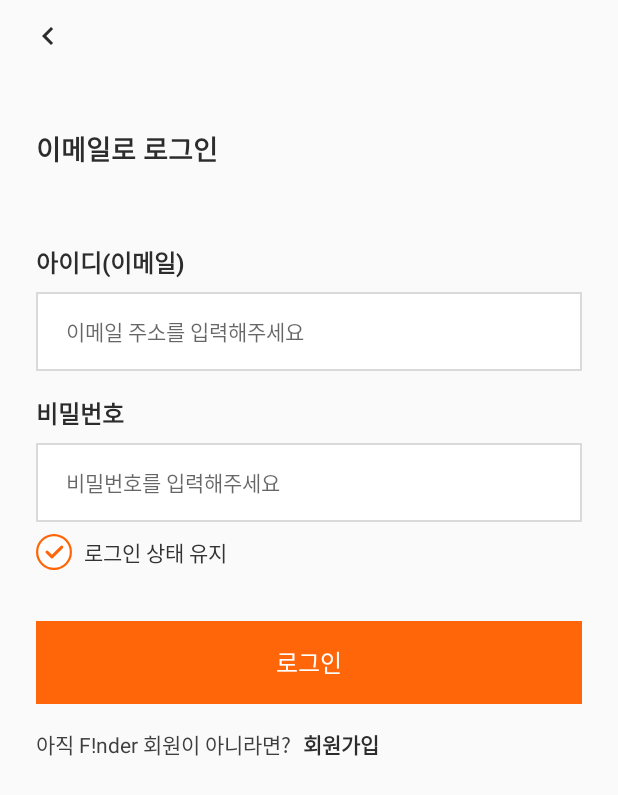
After one commit to finder-dev/finder_android, an Android app built with Jetpack Compose: the layout fragment_email_login.xml on its own in the app's theme, with its tools: preview values and no code run, on a phone screen of 412 x 824 dp. The commit adds this screen. Shown: the top 795 px of the screen. Run offline under Robolectric (Android 15) with nearby library versions, the phone set to English and light mode, and no system bars.

Commit message:
이메일 로그인 UI 리소스 추가
이메일 로그인 화면 layout resource 추가

```diff
--- /dev/null
+++ b/app/src/main/res/drawable/bg_main_color_focus_stroke.xml
@@ -0,0 +1,24 @@
+<?xml version="1.0" encoding="utf-8"?>
+<selector xmlns:android="http://schemas.android.com/apk/res/android">
+    <item android:state_focused="true">
+        <shape android:shape="rectangle">
+            <solid android:color="#ffffff" />
+            <stroke android:width="1dp" android:color="@color/mainColor" />
+
+        </shape>
+    </item>
+    <item android:state_selected="true">
+        <shape android:shape="rectangle">
+            <solid android:color="#ffffff" />
+            <stroke android:width="1dp" android:color="@color/mainColor" />
+<!--            <corners android:radius="5dp" />-->
+        </shape>
+    </item>
+    <item>
+        <shape android:shape="rectangle">
+            <solid android:color="#ffffff" />
+            <stroke android:width="1dp" android:color="@color/gainsboro" />
+<!--            <corners android:radius="5dp" />-->
+        </shape>
+    </item>
+</selector>
--- /dev/null
+++ b/app/src/main/res/drawable/ic_back_button_arrow.xml
@@ -0,0 +1,9 @@
+<vector xmlns:android="http://schemas.android.com/apk/res/android"
+    android:width="24dp"
+    android:height="24dp"
+    android:viewportWidth="24"
+    android:viewportHeight="24">
+  <path
+      android:pathData="M15.41,16.59L10.83,12L15.41,7.41L14,6L8,12L14,18L15.41,16.59Z"
+      android:fillColor="#2C2C2C"/>
+</vector>
--- /dev/null
+++ b/app/src/main/res/drawable/ic_check_button.xml
@@ -0,0 +1,18 @@
+<vector xmlns:android="http://schemas.android.com/apk/res/android"
+    android:width="24dp"
+    android:height="24dp"
+    android:viewportWidth="24"
+    android:viewportHeight="24">
+  <path
+      android:pathData="M12,12m-11.25,0a11.25,11.25 0,1 1,22.5 0a11.25,11.25 0,1 1,-22.5 0"
+      android:strokeWidth="1.5"
+      android:fillColor="#ffffff"
+      android:strokeColor="#FF6609"/>
+  <path
+      android:pathData="M17.156,8.719L10.594,15.281L7.313,12"
+      android:strokeLineJoin="round"
+      android:strokeWidth="2"
+      android:fillColor="#00000000"
+      android:strokeColor="#FF6609"
+      android:strokeLineCap="round"/>
+</vector>
--- /dev/null
+++ b/app/src/main/res/layout/fragment_email_login.xml
@@ -0,0 +1,140 @@
+<?xml version="1.0" encoding="utf-8"?>
+<layout xmlns:android="http://schemas.android.com/apk/res/android"
+    xmlns:app="http://schemas.android.com/apk/res-auto">
+
+    <data>
+
+    </data>
+
+    <androidx.appcompat.widget.LinearLayoutCompat
+        android:layout_width="match_parent"
+        android:layout_height="match_parent"
+        android:orientation="vertical">
+
+        <include
+            android:layout_width="match_parent"
+            android:layout_height="48dp"
+            layout="@layout/include_sub_tool_bar"/>
+
+        <androidx.appcompat.widget.LinearLayoutCompat
+            android:layout_width="match_parent"
+            android:layout_height="wrap_content"
+            android:layout_weight="1"
+            android:orientation="vertical"
+            android:paddingLeft="24dp"
+            android:paddingRight="24dp">
+
+            <androidx.appcompat.widget.AppCompatTextView
+                android:layout_width="match_parent"
+                android:layout_height="wrap_content"
+                android:layout_marginTop="37dp"
+                android:text="@string/login_by_email"
+                android:textSize="18dp"
+                android:textColor="@color/black1"
+                android:textStyle="bold"/>
+
+            <androidx.appcompat.widget.AppCompatTextView
+                android:layout_width="match_parent"
+                android:layout_height="wrap_content"
+                android:layout_marginTop="50dp"
+                android:text="@string/email_id"
+                android:textSize="16dp"
+                android:textColor="@color/black1"
+                android:textStyle="bold"/>
+
+            <androidx.appcompat.widget.AppCompatEditText
+                android:layout_width="match_parent"
+                android:layout_height="wrap_content"
+                android:layout_marginTop="8dp"
+                android:background="@drawable/bg_main_color_focus_stroke"
+                android:paddingTop="15dp"
+                android:paddingBottom="16dp"
+                android:paddingLeft="20dp"
+                android:paddingRight="20dp"
+                android:hint="@string/hint_input_email"/>
+
+            <androidx.appcompat.widget.AppCompatTextView
+                android:layout_width="match_parent"
+                android:layout_height="wrap_content"
+                android:layout_marginTop="16dp"
+                android:text="@string/password"
+                android:textSize="16dp"
+                android:textColor="@color/black1"
+                android:textStyle="bold"/>
+
+            <androidx.appcompat.widget.AppCompatEditText
+                android:layout_width="match_parent"
+                android:layout_height="wrap_content"
+                android:layout_marginTop="8dp"
+                android:background="@drawable/bg_main_color_focus_stroke"
+                android:paddingTop="15dp"
+                android:paddingBottom="16dp"
+                android:paddingLeft="20dp"
+                android:paddingRight="20dp"
+                android:hint="@string/hint_input_password"/>
+
+            <androidx.appcompat.widget.LinearLayoutCompat
+                android:layout_width="match_parent"
+                android:layout_height="wrap_content"
+                android:layout_marginTop="8dp"
+                android:orientation="horizontal">
+
+                <androidx.appcompat.widget.AppCompatImageView
+                    android:id="@+id/autoLoginCheckButton"
+                    android:layout_width="wrap_content"
+                    android:layout_height="wrap_content"
+                    android:src="@drawable/ic_check_button"/>
+
+                <androidx.appcompat.widget.AppCompatTextView
+                    android:layout_width="wrap_content"
+                    android:layout_height="wrap_content"
+                    android:layout_marginLeft="8dp"
+                    android:layout_gravity="center"
+                    android:text="@string/login_maintain_check"
+                    android:textSize="14dp"
+                    android:textColor="@color/darkSlateGray"/>
+
+            </androidx.appcompat.widget.LinearLayoutCompat>
+
+<!--        여기는 자취방 돌아가서 컴포넌트 형태로 변경하자-->
+            <androidx.appcompat.widget.AppCompatButton
+                android:layout_width="match_parent"
+                android:layout_height="wrap_content"
+                android:layout_marginTop="34dp"
+                android:background="@color/mainColor"
+                android:text="@string/login"
+                android:textColor="@color/white"
+                android:textSize="16dp"
+                android:gravity="center"
+                android:paddingTop="15dp"
+                android:paddingBottom="16dp"/>
+
+            <androidx.appcompat.widget.LinearLayoutCompat
+                android:id="@+id/signUpLayout"
+                android:layout_width="match_parent"
+                android:layout_height="wrap_content"
+                android:orientation="horizontal"
+                android:layout_marginTop="16dp">
+
+                <androidx.appcompat.widget.AppCompatTextView
+                    android:layout_width="wrap_content"
+                    android:layout_height="wrap_content"
+                    android:layout_marginRight="8dp"
+                    android:text="@string/msg_sign_up_induce"
+                    android:textSize="14dp"
+                    android:textColor="@color/black3"/>
+
+                <androidx.appcompat.widget.AppCompatTextView
+                    android:layout_width="wrap_content"
+                    android:layout_height="wrap_content"
+                    android:text="@string/sign_up"
+                    android:textSize="14dp"
+                    android:textColor="@color/black1"
+                    android:textStyle="bold"/>
+            </androidx.appcompat.widget.LinearLayoutCompat>
+        </androidx.appcompat.widget.LinearLayoutCompat>
+
+
+
+    </androidx.appcompat.widget.LinearLayoutCompat>
+</layout>
--- /dev/null
+++ b/app/src/main/res/layout/include_sub_tool_bar.xml
@@ -0,0 +1,35 @@
+<?xml version="1.0" encoding="utf-8"?>
+<layout xmlns:android="http://schemas.android.com/apk/res/android"
+    xmlns:app="http://schemas.android.com/apk/res-auto">
+
+    <data>
+
+    </data>
+
+    <androidx.constraintlayout.widget.ConstraintLayout
+        android:layout_width="match_parent"
+        android:layout_height="48dp"
+        android:paddingTop="12dp"
+        android:paddingBottom="12dp"
+        android:paddingLeft="20dp">
+
+        <androidx.appcompat.widget.AppCompatImageView
+            android:id="@+id/backButton"
+            android:layout_width="wrap_content"
+            android:layout_height="wrap_content"
+            android:src="@drawable/ic_back_button_arrow"
+            app:layout_constraintLeft_toLeftOf="parent"
+            app:layout_constraintTop_toTopOf="parent"
+            app:layout_constraintBottom_toBottomOf="parent" />
+
+        <androidx.appcompat.widget.AppCompatTextView
+            android:id="@+id/titleView"
+            android:layout_width="wrap_content"
+            android:layout_height="wrap_content"
+            app:layout_constraintRight_toRightOf="parent"
+            app:layout_constraintLeft_toLeftOf="parent"
+            app:layout_constraintTop_toTopOf="parent"
+            app:layout_constraintBottom_toBottomOf="parent"/>
+
+    </androidx.constraintlayout.widget.ConstraintLayout>
+</layout>
--- /dev/null
+++ b/app/src/main/res/layout/item_main_button.xml
@@ -0,0 +1,13 @@
+<?xml version="1.0" encoding="utf-8"?>
+<layout xmlns:android="http://schemas.android.com/apk/res/android">
+
+    <data>
+
+    </data>
+
+    <androidx.constraintlayout.widget.ConstraintLayout
+        android:layout_width="match_parent"
+        android:layout_height="match_parent">
+
+    </androidx.constraintlayout.widget.ConstraintLayout>
+</layout>
--- a/app/src/main/res/values/colors.xml
+++ b/app/src/main/res/values/colors.xml
@@ -9,8 +9,11 @@
     <color name="white">#FFFFFFFF</color>
     <color name="mainColor">#FF6609</color>
     <color name="black1">#2C2C2C</color>
+    <color name="black3">#3E3E3E</color>
     <color name="darkGray">#121212</color>
     <color name="black04">#717171</color>
+    <color name="gainsboro">#DADADA</color>
+    <color name="darkSlateGray">#333333</color>
 
     <color name="onBoardingGray">#7E8589</color>
 </resources>
--- a/app/src/main/res/values/strings.xml
+++ b/app/src/main/res/values/strings.xml
@@ -1,5 +1,17 @@
 <resources>
     <string name="app_name">F!nder</string>
 
+    <string name="password">비밀번호</string>
+    <string name="login">로그인</string>
+    <string name="sign_up">회원가입</string>
+
     <string name="do_start">시작하기</string>
+    <string name="login_by_email">이메일로 로그인</string>
+    <string name="email_id">아이디(이메일)</string>
+    <string name="login_maintain_check">로그인 상태 유지</string>
+
+    <string name="hint_input_email">이메일 주소를 입력해주세요</string>
+    <string name="hint_input_password">비밀번호를 입력해주세요</string>
+
+    <string name="msg_sign_up_induce">아직 F!nder 회원이 아니라면?</string>
 </resources>
```
